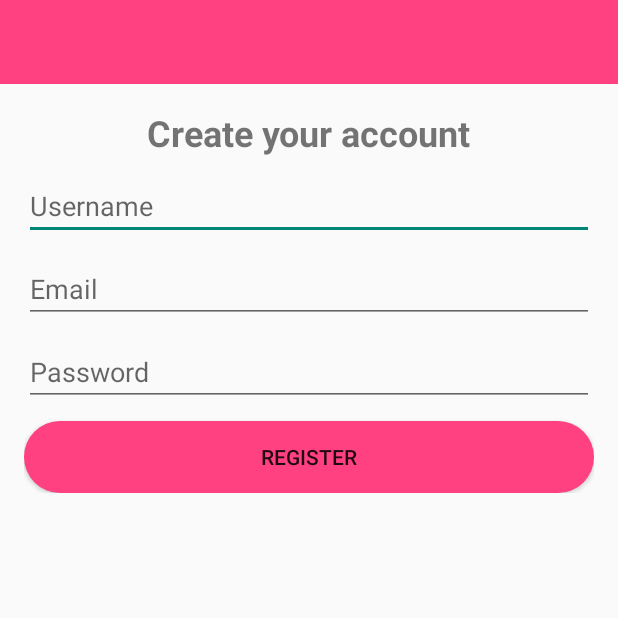
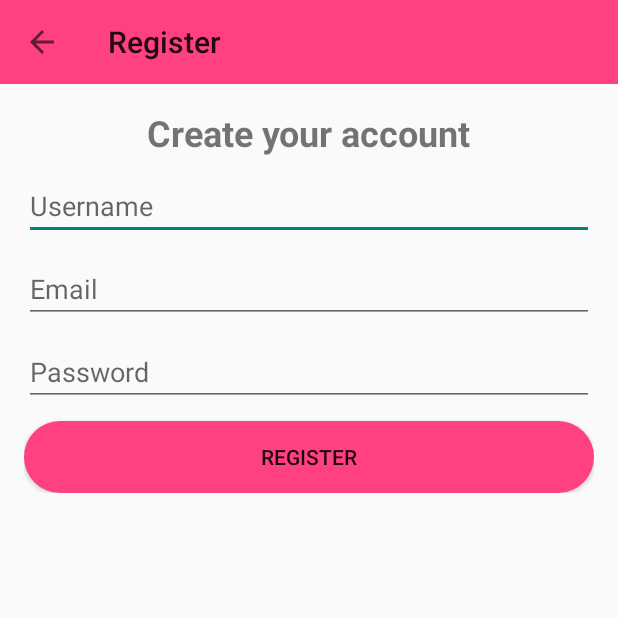
Before and after one commit to iamna2000/LTDD_DH18CS81_Nhom18, an Android app: the RegisterActivity screen opened directly, with no data from a screen before it, on a phone screen of 412 x 824 dp, the top half of it. Run offline under Robolectric (Android 15) with nearby library versions, the light colour scheme and no system bars; our stand-ins replace Firebase (no records; nobody signed in at launch, a user with empty details on screens opened directly).

Commit message:
Fragment + Register Toolbar

```diff
--- a/app/build.gradle
+++ b/app/build.gradle
@@ -42,7 +42,8 @@ dependencies {
     implementation platform('com.google.firebase:firebase-bom:27.1.0')
     implementation 'com.google.firebase:firebase-analytics'
     implementation 'androidx.appcompat:appcompat:1.2.0'
-    implementation 'androidx.appcompat:design:1.2.0'
+    //noinspection GradleCompatible
+    implementation 'com.android.support:design:28.0.0'
     implementation 'com.google.android.material:material:1.3.0'
     implementation 'androidx.constraintlayout:constraintlayout:2.0.4'
     implementation 'com.google.firebase:firebase-database:19.7.0'
--- a/app/src/main/java/com/example/messapp/ProfileFragment.java
+++ b/app/src/main/java/com/example/messapp/ProfileFragment.java
@@ -58,6 +58,6 @@ public class ProfileFragment extends Fragment {
     public View onCreateView(LayoutInflater inflater, ViewGroup container,
                              Bundle savedInstanceState) {
         // Inflate the layout for this fragment
-        return inflater.inflate(R.layout.fragment_message, container, false);
+        return inflater.inflate(R.layout.fragment_profile, container, false);
     }
 }
--- a/app/src/main/java/com/example/messapp/RegisterActivity.java
+++ b/app/src/main/java/com/example/messapp/RegisterActivity.java
@@ -1,7 +1,4 @@
 package com.example.messapp;
-
-import androidx.annotation.NonNull;
-import androidx.appcompat.app.AppCompatActivity;
 
 import android.content.Intent;
 import android.os.Bundle;
@@ -10,10 +7,13 @@ import android.view.View;
 import android.widget.Button;
 import android.widget.Toast;
 
+import androidx.annotation.NonNull;
+import androidx.appcompat.app.AppCompatActivity;
+import androidx.appcompat.widget.Toolbar;
+
 import com.google.android.gms.tasks.OnFailureListener;
 import com.google.android.gms.tasks.OnSuccessListener;
 import com.google.android.material.textfield.TextInputEditText;
-import com.google.firebase.auth.AuthResult;
 import com.google.firebase.auth.FirebaseAuth;
 import com.google.firebase.auth.FirebaseUser;
 import com.google.firebase.database.DatabaseReference;
@@ -33,6 +33,11 @@ public class RegisterActivity extends AppCompatActivity {
     protected void onCreate(Bundle savedInstanceState) {
         super.onCreate(savedInstanceState);
         setContentView(R.layout.activity_register);
+
+        Toolbar toolbar = findViewById(R.id.toolbar);
+        setSupportActionBar(toolbar);
+        getSupportActionBar().setTitle("Register");
+        getSupportActionBar().setDisplayHomeAsUpEnabled(true);
 
         username = findViewById(R.id.username);
         email = findViewById(R.id.email);
--- a/app/src/main/java/com/example/messapp/UsersFragment.java
+++ b/app/src/main/java/com/example/messapp/UsersFragment.java
@@ -58,6 +58,6 @@ public class UsersFragment extends Fragment {
     public View onCreateView(LayoutInflater inflater, ViewGroup container,
                              Bundle savedInstanceState) {
         // Inflate the layout for this fragment
-        return inflater.inflate(R.layout.fragment_message, container, false);
+        return inflater.inflate(R.layout.fragment_users, container, false);
     }
 }
```
